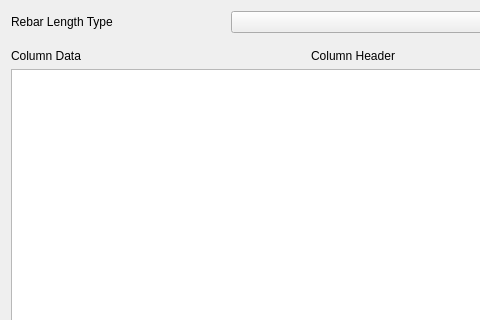
amrit3701/FreeCAD-Reinforcement, file BillOfMaterial/MainBillOfMaterial.ui: the form before one commit; both pictures show x 0 to 480 and y 0 to 320 of the 580 by 570 pixel window.
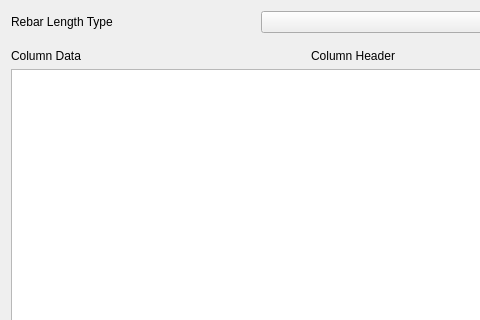
The form after the commit. Custom widgets are drawn as their Qt base class.

Diff of the .ui file:
```diff
--- a/BillOfMaterial/MainBillOfMaterial.ui
+++ b/BillOfMaterial/MainBillOfMaterial.ui
@@ -41,7 +41,7 @@
        </property>
        <property name="minimumSize">
         <size>
-         <width>160</width>
+         <width>190</width>
          <height>0</height>
         </size>
        </property>
```
